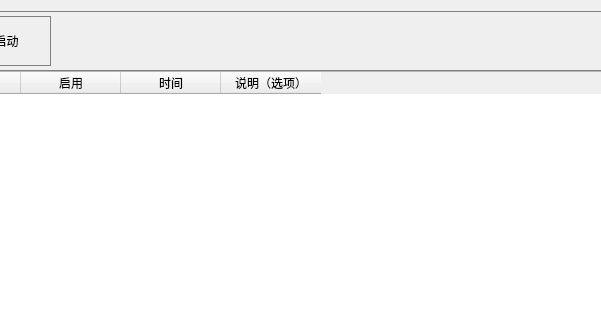
Before: the Qt Designer form DiabloClicker/ui/tab_timed_key.ui in super999/DiabloHelper, drawn with Qt 5; both pictures show x 91 to 692 and y 0 to 320 of the 1034 by 664 pixel window.
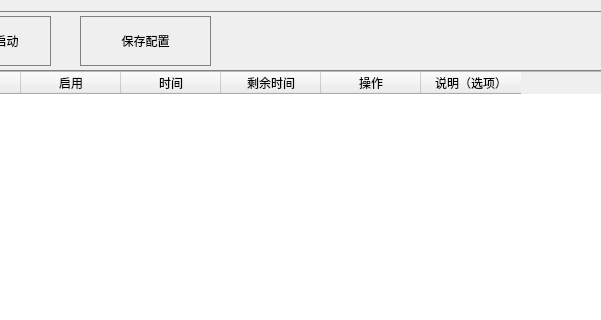
After: the same form once the commit is applied. Icons and pictures are not drawn.

Commit message:
新增定时按键配置管理和用户界面增强功能
- 在用户界面中新增了保存定时按键配置的按钮。

- 更新了用户界面布局，以适应新增按钮和表格中的新增列。

- 实现了从 config.json 文件加载和保存定时按键配置的功能。

- 增强了定时按键发送器服务，使其支持具有可调间隔的多个按键配置。

- 为配置的保存和加载过程添加了日志记录。

- 重构了代码，以提高代码的可读性和可维护性。

Diff of the .ui file:
```diff
--- a/DiabloClicker/ui/tab_timed_key.ui
+++ b/DiabloClicker/ui/tab_timed_key.ui
@@ -79,6 +79,37 @@
           <bool>false</bool>
          </property>
         </widget>
+        <widget class="QToolButton" name="btn_save_config">
+         <property name="geometry">
+          <rect>
+           <x>160</x>
+           <y>5</y>
+           <width>131</width>
+           <height>50</height>
+          </rect>
+         </property>
+         <property name="text">
+          <string>保存配置</string>
+         </property>
+         <property name="iconSize">
+          <size>
+           <width>55</width>
+           <height>55</height>
+          </size>
+         </property>
+         <property name="checkable">
+          <bool>true</bool>
+         </property>
+         <property name="checked">
+          <bool>false</bool>
+         </property>
+         <property name="toolButtonStyle">
+          <enum>Qt::ToolButtonStyle::ToolButtonTextBesideIcon</enum>
+         </property>
+         <property name="autoRaise">
+          <bool>false</bool>
+         </property>
+        </widget>
        </widget>
       </item>
       <item>
@@ -98,6 +129,16 @@
           <string>时间</string>
          </property>
         </column>
+        <column>
+         <property name="text">
+          <string>剩余时间</string>
+         </property>
+        </column>
+        <column>
+         <property name="text">
+          <string>操作</string>
+         </property>
+        </column>
         <column>
          <property name="text">
           <string>说明（选项）</string>
```
The commit also changes 6 other files.
